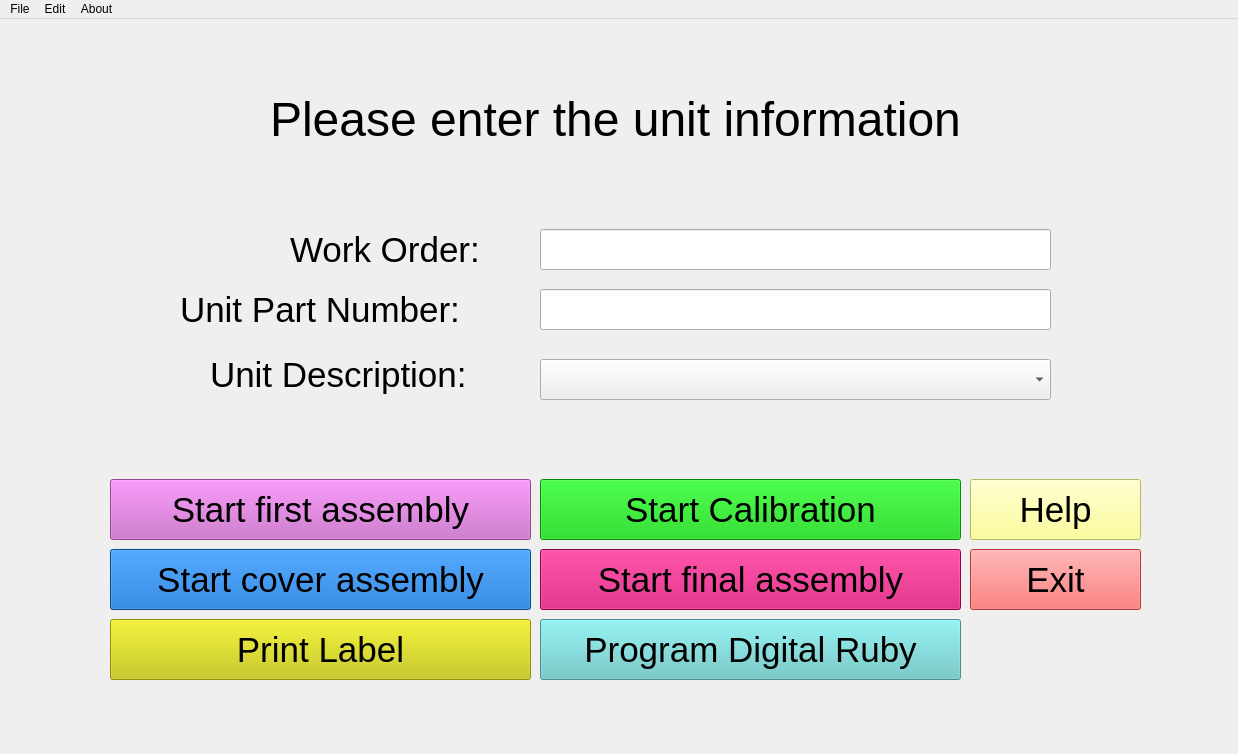
First picture: the form in window/main_window.ui, repository JewellInstruments/Ruby_Program, before the edit.
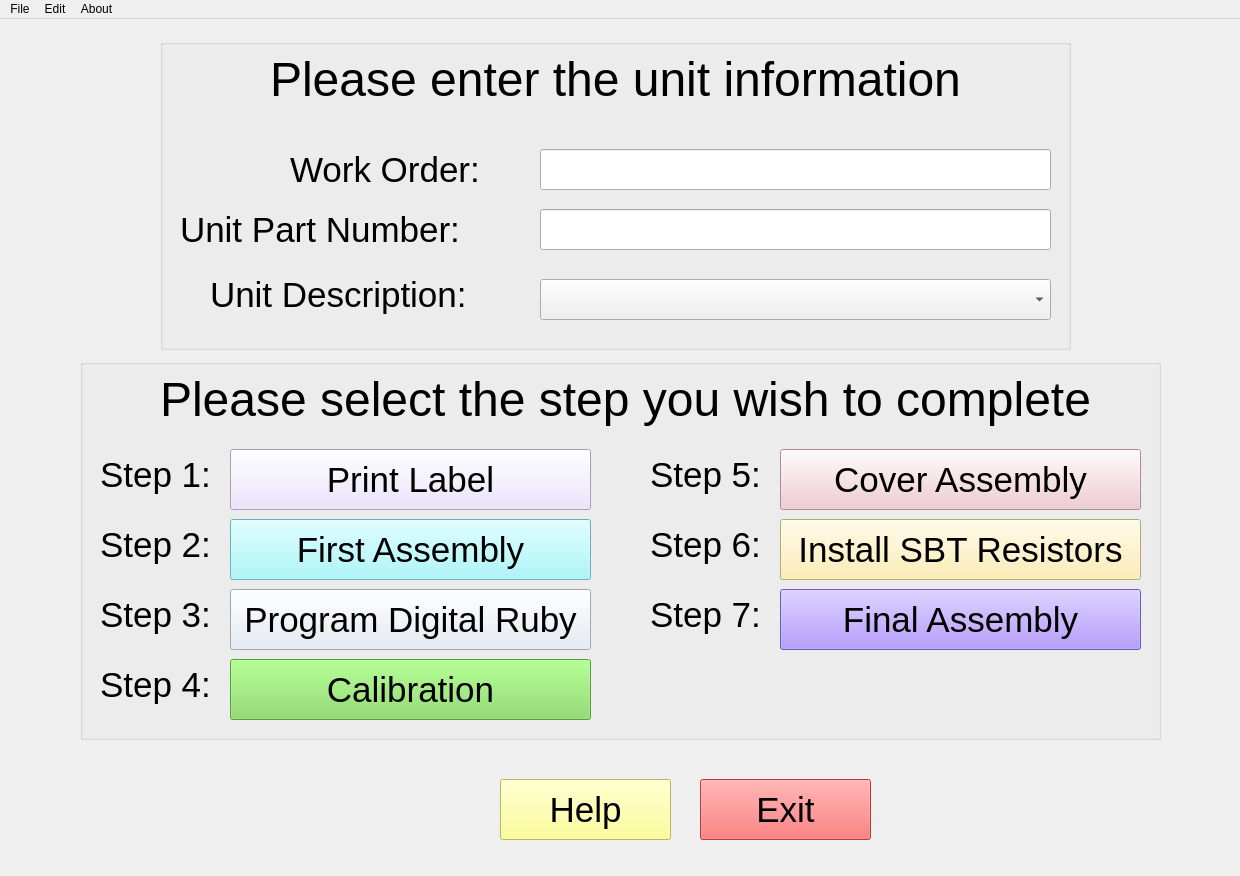
Second picture: the form after the edit.

Diff of the .ui file:
```diff
--- a/window/main_window.ui
+++ b/window/main_window.ui
@@ -6,8 +6,8 @@
    <rect>
     <x>0</x>
     <y>0</y>
-    <width>1238</width>
-    <height>754</height>
+    <width>1240</width>
+    <height>876</height>
    </rect>
   </property>
   <property name="windowTitle">
@@ -18,7 +18,7 @@
     <property name="geometry">
      <rect>
       <x>140</x>
-      <y>60</y>
+      <y>20</y>
       <width>951</width>
       <height>81</height>
      </rect>
@@ -39,7 +39,7 @@
     <property name="geometry">
      <rect>
       <x>540</x>
-      <y>340</y>
+      <y>260</y>
       <width>511</width>
       <height>41</height>
      </rect>
@@ -749,7 +749,7 @@
     <property name="geometry">
      <rect>
       <x>210</x>
-      <y>330</y>
+      <y>250</y>
       <width>331</width>
       <height>51</height>
      </rect>
@@ -770,7 +770,7 @@
     <property name="geometry">
      <rect>
       <x>180</x>
-      <y>270</y>
+      <y>190</y>
       <width>361</width>
       <height>41</height>
      </rect>
@@ -787,9 +787,9 @@
    <widget class="QPushButton" name="first_assy_pb">
     <property name="geometry">
      <rect>
-      <x>110</x>
-      <y>460</y>
-      <width>421</width>
+      <x>230</x>
+      <y>500</y>
+      <width>361</width>
       <height>61</height>
      </rect>
     </property>
@@ -799,17 +799,17 @@
      </font>
     </property>
     <property name="styleSheet">
-     <string notr="true">background-color: rgb(200, 100, 200)</string>
+     <string notr="true">background-color: rgb(152,245,249)</string>
     </property>
     <property name="text">
-     <string>Start first assembly</string>
+     <string>First Assembly</string>
     </property>
    </widget>
    <widget class="QPushButton" name="help_pb">
     <property name="geometry">
      <rect>
-      <x>970</x>
-      <y>460</y>
+      <x>500</x>
+      <y>760</y>
       <width>171</width>
       <height>61</height>
      </rect>
@@ -829,8 +829,8 @@
    <widget class="QPushButton" name="exit_pb">
     <property name="geometry">
      <rect>
-      <x>970</x>
-      <y>530</y>
+      <x>700</x>
+      <y>760</y>
       <width>171</width>
       <height>61</height>
      </rect>
@@ -850,9 +850,9 @@
    <widget class="QPushButton" name="cover_assy_pb">
     <property name="geometry">
      <rect>
-      <x>110</x>
-      <y>530</y>
-      <width>421</width>
+      <x>780</x>
+      <y>430</y>
+      <width>361</width>
       <height>61</height>
      </rect>
     </property>
@@ -862,10 +862,10 @@
      </font>
     </property>
     <property name="styleSheet">
-     <string notr="true">background-color: rgb(0, 100, 200)</string>
+     <string notr="true">background-color: rgb(239,195,202)</string>
     </property>
     <property name="text">
-     <string>Start cover assembly</string>
+     <string>Cover Assembly</string>
     </property>
    </widget>
    <widget class="QPushButton" name="calibration_pb">
@@ -874,9 +874,9 @@
     </property>
     <property name="geometry">
      <rect>
-      <x>540</x>
-      <y>460</y>
-      <width>421</width>
+      <x>230</x>
+      <y>640</y>
+      <width>361</width>
       <height>61</height>
      </rect>
     </property>
@@ -886,10 +886,10 @@
      </font>
     </property>
     <property name="styleSheet">
-     <string notr="true">background-color: rgb(0, 200, 0)</string>
+     <string notr="true">background-color: rgb(125,218,88)</string>
     </property>
     <property name="text">
-     <string>Start Calibration</string>
+     <string>Calibration</string>
     </property>
    </widget>
    <widget class="QPushButton" name="final_assy_pb">
@@ -898,9 +898,9 @@
     </property>
     <property name="geometry">
      <rect>
-      <x>540</x>
-      <y>530</y>
-      <width>421</width>
+      <x>780</x>
+      <y>570</y>
+      <width>361</width>
       <height>61</height>
      </rect>
     </property>
@@ -910,17 +910,17 @@
      </font>
     </property>
     <property name="styleSheet">
-     <string notr="true">background-color: rgb(200, 0, 100)</string>
+     <string notr="true">background-color: rgb(156,125,248)</string>
     </property>
     <property name="text">
-     <string>Start final assembly</string>
+     <string>Final Assembly</string>
     </property>
    </widget>
    <widget class="QLineEdit" name="part_number_le">
     <property name="geometry">
      <rect>
       <x>540</x>
-      <y>270</y>
+      <y>190</y>
       <width>511</width>
       <height>41</height>
      </rect>
@@ -937,9 +937,9 @@
    <widget class="QPushButton" name="create_label_pb">
     <property name="geometry">
      <rect>
-      <x>110</x>
-      <y>600</y>
-      <width>421</width>
+      <x>230</x>
+      <y>430</y>
+      <width>361</width>
       <height>61</height>
      </rect>
     </property>
@@ -949,18 +949,21 @@
      </font>
     </property>
     <property name="styleSheet">
-     <string notr="true">background-color: rgb(200, 200, 0)</string>
+     <string notr="true">background-color: rgb(231,221,255)</string>
     </property>
     <property name="text">
      <string>Print Label</string>
     </property>
    </widget>
    <widget class="QPushButton" name="program_pb">
+    <property name="enabled">
+     <bool>true</bool>
+    </property>
     <property name="geometry">
      <rect>
-      <x>540</x>
-      <y>600</y>
-      <width>421</width>
+      <x>230</x>
+      <y>570</y>
+      <width>361</width>
       <height>61</height>
      </rect>
     </property>
@@ -970,7 +973,7 @@
      </font>
     </property>
     <property name="styleSheet">
-     <string notr="true">background-color: rgb(100, 200, 200)</string>
+     <string notr="true">background-color: rgb(226,234,244)</string>
     </property>
     <property name="text">
      <string>Program Digital Ruby</string>
@@ -983,7 +986,7 @@
     <property name="geometry">
      <rect>
       <x>290</x>
-      <y>210</y>
+      <y>130</y>
       <width>241</width>
       <height>41</height>
      </rect>
@@ -1001,7 +1004,7 @@
     <property name="geometry">
      <rect>
       <x>540</x>
-      <y>210</y>
+      <y>130</y>
       <width>511</width>
       <height>41</height>
      </rect>
@@ -1015,13 +1018,236 @@
      <string/>
     </property>
    </widget>
+   <widget class="QLabel" name="label_14">
+    <property name="geometry">
+     <rect>
+      <x>100</x>
+      <y>430</y>
+      <width>121</width>
+      <height>51</height>
+     </rect>
+    </property>
+    <property name="font">
+     <font>
+      <pointsize>26</pointsize>
+     </font>
+    </property>
+    <property name="text">
+     <string>Step 1:</string>
+    </property>
+   </widget>
+   <widget class="QLabel" name="label_15">
+    <property name="geometry">
+     <rect>
+      <x>100</x>
+      <y>500</y>
+      <width>121</width>
+      <height>51</height>
+     </rect>
+    </property>
+    <property name="font">
+     <font>
+      <pointsize>26</pointsize>
+     </font>
+    </property>
+    <property name="text">
+     <string>Step 2:</string>
+    </property>
+   </widget>
+   <widget class="QLabel" name="label_16">
+    <property name="geometry">
+     <rect>
+      <x>100</x>
+      <y>570</y>
+      <width>121</width>
+      <height>51</height>
+     </rect>
+    </property>
+    <property name="font">
+     <font>
+      <pointsize>26</pointsize>
+     </font>
+    </property>
+    <property name="text">
+     <string>Step 3:</string>
+    </property>
+   </widget>
+   <widget class="QLabel" name="label_17">
+    <property name="geometry">
+     <rect>
+      <x>650</x>
+      <y>430</y>
+      <width>121</width>
+      <height>51</height>
+     </rect>
+    </property>
+    <property name="font">
+     <font>
+      <pointsize>26</pointsize>
+     </font>
+    </property>
+    <property name="text">
+     <string>Step 5:</string>
+    </property>
+   </widget>
+   <widget class="QLabel" name="label_18">
+    <property name="geometry">
+     <rect>
+      <x>650</x>
+      <y>500</y>
+      <width>121</width>
+      <height>51</height>
+     </rect>
+    </property>
+    <property name="font">
+     <font>
+      <pointsize>26</pointsize>
+     </font>
+    </property>
+    <property name="text">
+     <string>Step 6:</string>
+    </property>
+   </widget>
+   <widget class="QLabel" name="label_19">
+    <property name="geometry">
+     <rect>
+      <x>650</x>
+      <y>570</y>
+      <width>121</width>
+      <height>51</height>
+     </rect>
+    </property>
+    <property name="font">
+     <font>
+      <pointsize>26</pointsize>
+     </font>
+    </property>
+    <property name="text">
+     <string>Step 7:</string>
+    </property>
+   </widget>
+   <widget class="QPushButton" name="install_SBT_pb">
+    <property name="enabled">
+     <bool>true</bool>
+    </property>
+    <property name="geometry">
+     <rect>
+      <x>780</x>
+      <y>500</y>
+      <width>361</width>
+      <height>61</height>
+     </rect>
+    </property>
+    <property name="font">
+     <font>
+      <pointsize>26</pointsize>
+     </font>
+    </property>
+    <property name="styleSheet">
+     <string notr="true">background-color: rgb(255,236,161)</string>
+    </property>
+    <property name="text">
+     <string>Install SBT Resistors</string>
+    </property>
+   </widget>
+   <widget class="QLabel" name="label_20">
+    <property name="geometry">
+     <rect>
+      <x>100</x>
+      <y>640</y>
+      <width>121</width>
+      <height>51</height>
+     </rect>
+    </property>
+    <property name="font">
+     <font>
+      <pointsize>26</pointsize>
+     </font>
+    </property>
+    <property name="text">
+     <string>Step 4:</string>
+    </property>
+   </widget>
+   <widget class="QLabel" name="label_21">
+    <property name="geometry">
+     <rect>
+      <x>150</x>
+      <y>340</y>
+      <width>951</width>
+      <height>81</height>
+     </rect>
+    </property>
+    <property name="font">
+     <font>
+      <pointsize>36</pointsize>
+     </font>
+    </property>
+    <property name="text">
+     <string>Please select the step you wish to complete</string>
+    </property>
+    <property name="alignment">
+     <set>Qt::AlignCenter</set>
+    </property>
+   </widget>
+   <widget class="QGroupBox" name="groupBox">
+    <property name="geometry">
+     <rect>
+      <x>80</x>
+      <y>340</y>
+      <width>1081</width>
+      <height>381</height>
+     </rect>
+    </property>
+    <property name="title">
+     <string/>
+    </property>
+   </widget>
+   <widget class="QGroupBox" name="groupBox_2">
+    <property name="geometry">
+     <rect>
+      <x>160</x>
+      <y>20</y>
+      <width>911</width>
+      <height>311</height>
+     </rect>
+    </property>
+    <property name="title">
+     <string/>
+    </property>
+   </widget>
+   <zorder>groupBox</zorder>
+   <zorder>groupBox_2</zorder>
+   <zorder>label_10</zorder>
+   <zorder>description_cobo</zorder>
+   <zorder>label_11</zorder>
+   <zorder>label_12</zorder>
+   <zorder>first_assy_pb</zorder>
+   <zorder>help_pb</zorder>
+   <zorder>exit_pb</zorder>
+   <zorder>cover_assy_pb</zorder>
+   <zorder>calibration_pb</zorder>
+   <zorder>final_assy_pb</zorder>
+   <zorder>part_number_le</zorder>
+   <zorder>create_label_pb</zorder>
+   <zorder>program_pb</zorder>
+   <zorder>label_13</zorder>
+   <zorder>work_order_le</zorder>
+   <zorder>label_14</zorder>
+   <zorder>label_15</zorder>
+   <zorder>label_16</zorder>
+   <zorder>label_17</zorder>
+   <zorder>label_18</zorder>
+   <zorder>label_19</zorder>
+   <zorder>install_SBT_pb</zorder>
+   <zorder>label_20</zorder>
+   <zorder>label_21</zorder>
   </widget>
   <widget class="QMenuBar" name="menubar">
    <property name="geometry">
     <rect>
      <x>0</x>
      <y>0</y>
-     <width>1238</width>
+     <width>1240</width>
      <height>21</height>
     </rect>
    </property>
```
